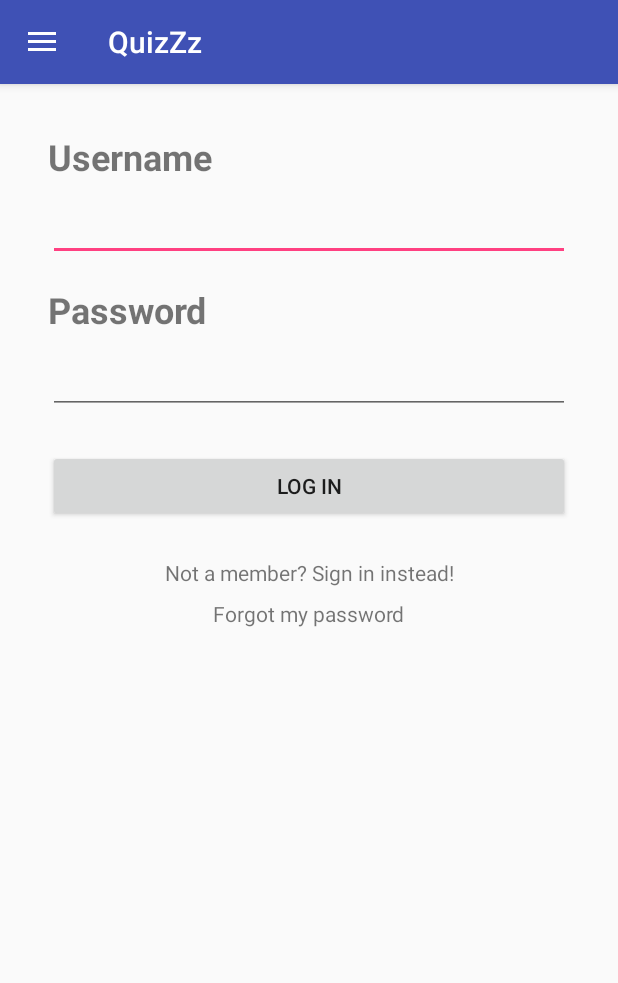
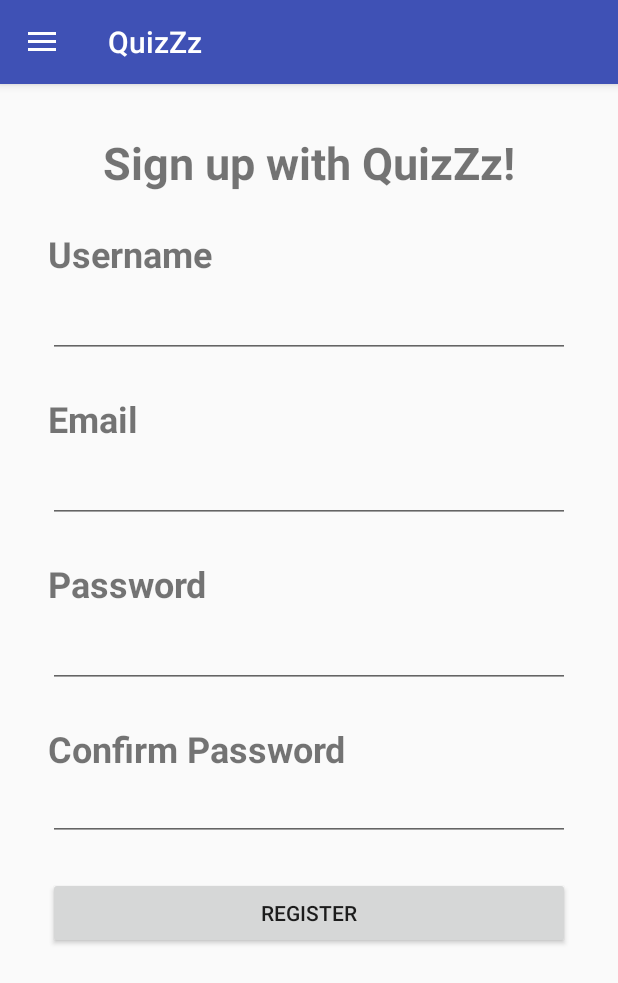
Before and after one commit to oojorgeoo89/QuizZz-Android, an Android app: the fragment LoginFragment placed in its activity, after a tap on "Not a member? Sign in instead!", on a phone screen of 412 x 824 dp. Shown: the top 983 px of the screen. Run offline under Robolectric (Android 15) with nearby library versions, the phone set to English and light mode, and no system bars; our stand-ins replace RxJava; 3 statements that could not run were skipped.

Commit message:
initial sign up screen

```diff
--- a/app/src/main/java/rv/jorge/quizzz/model/User.java
+++ b/app/src/main/java/rv/jorge/quizzz/model/User.java
@@ -32,4 +32,5 @@ public class User {
     public void setUsername(String username) {
         this.username = username;
     }
+
 }
--- a/app/src/main/java/rv/jorge/quizzz/screens/LoginFragment.java
+++ b/app/src/main/java/rv/jorge/quizzz/screens/LoginFragment.java
@@ -59,7 +59,7 @@ public class LoginFragment extends Fragment {
         });
 
         signIn.setOnClickListener(v -> {
-            Toast.makeText(getActivity(), "Sign In Screen not yet implemented", Toast.LENGTH_LONG).show();
+            fragmentUmbrella.addFragmentToStack(new SignupFragment());
         });
 
         forgotPassword.setOnClickListener(v -> {
--- a/app/src/main/java/rv/jorge/quizzz/screens/MainActivity.java
+++ b/app/src/main/java/rv/jorge/quizzz/screens/MainActivity.java
@@ -91,6 +91,7 @@ public class MainActivity extends AppCompatActivity
             swapFragment(new LoginFragment());
         } else if (id == R.id.nav_logout) {
             userService.logout();
+            swapFragment(new HomeFragment());
         }
 
         DrawerLayout drawer = (DrawerLayout) findViewById(R.id.drawer_layout);
--- /dev/null
+++ b/app/src/main/java/rv/jorge/quizzz/screens/SignupFragment.java
@@ -0,0 +1,85 @@
+package rv.jorge.quizzz.screens;
+
+
+import android.app.Fragment;
+import android.os.Bundle;
+import android.support.annotation.Nullable;
+import android.view.LayoutInflater;
+import android.view.View;
+import android.view.ViewGroup;
+import android.widget.Button;
+import android.widget.EditText;
+import android.widget.Toast;
+
+import rv.jorge.quizzz.QuizApplication;
+import rv.jorge.quizzz.R;
+import rv.jorge.quizzz.service.UserService;
+import rv.jorge.quizzz.service.support.HttpConstants;
+
+public class SignupFragment extends Fragment {
+
+    EditText username;
+    EditText email;
+    EditText password;
+    EditText repeatPassword;
+    Button submitSignup;
+
+    @Override
+    public View onCreateView(LayoutInflater inflater, ViewGroup container,
+                             Bundle savedInstanceState) {
+        return inflater.inflate(R.layout.fragment_signup, container, false);
+    }
+
+    @Override
+    public void onViewCreated(View view, @Nullable Bundle savedInstanceState) {
+        super.onViewCreated(view, savedInstanceState);
+
+        UserService userService = QuizApplication.get(getActivity()).getUserService();
+
+        username = (EditText) view.findViewById(R.id.sign_up_username);
+        email = (EditText) view.findViewById(R.id.sign_up_email);
+        password = (EditText) view.findViewById(R.id.sign_up_password);
+        repeatPassword = (EditText) view.findViewById(R.id.sign_up_repeat_password);
+        submitSignup = (Button) view.findViewById(R.id.submit_sign_up);
+
+        submitSignup.setOnClickListener(v -> {
+            if (username.getText().toString().equals("")) {
+                Toast.makeText(getActivity(), getString(R.string.empty_username_warning), Toast.LENGTH_LONG).show();
+                return;
+            }
+
+            if (!android.util.Patterns.EMAIL_ADDRESS.matcher(email.getText().toString()).matches()) {
+                Toast.makeText(getActivity(), getString(R.string.email_wrong_format_warning), Toast.LENGTH_LONG).show();
+                return;
+            }
+
+            if (!password.getText().toString().equals(repeatPassword.getText().toString())) {
+                Toast.makeText(getActivity(), getString(R.string.passwords_dont_match_warning), Toast.LENGTH_LONG).show();
+                return;
+            }
+
+            userService.signup(username.getText().toString(),
+                    email.getText().toString(),
+                    password.getText().toString())
+            .subscribe(response -> {
+
+                switch (response.code()) {
+                    case HttpConstants.OK:
+                    case HttpConstants.CREATED:
+                        Toast.makeText(getActivity(), getString(R.string.signup_successful), Toast.LENGTH_LONG).show();
+                        getActivity().onBackPressed();
+                        break;
+                    case HttpConstants.CONFLICT:
+                        Toast.makeText(getActivity(), getString(R.string.signup_user_exists), Toast.LENGTH_LONG).show();
+                        break;
+                    default:
+                        Toast.makeText(getActivity(), getString(R.string.unknown_error), Toast.LENGTH_LONG).show();
+                }
+
+            }, throwable -> {
+                Toast.makeText(getActivity(), getString(R.string.unknown_error), Toast.LENGTH_LONG).show();
+            });
+
+        });
+    }
+}
--- a/app/src/main/java/rv/jorge/quizzz/service/QuizService.java
+++ b/app/src/main/java/rv/jorge/quizzz/service/QuizService.java
@@ -112,9 +112,8 @@ public class QuizService {
         }
 
         @Override
-        //TODO: Hardcoded User ID
         protected Observable<Page<Quiz>> getObservableQuery(int index) {
-            return quizRetrofitService.getMyQuizzes(1, index);
+            return quizRetrofitService.getMyQuizzes(index);
         }
     }
 
--- a/app/src/main/java/rv/jorge/quizzz/service/UserService.java
+++ b/app/src/main/java/rv/jorge/quizzz/service/UserService.java
@@ -67,6 +67,11 @@ public class UserService {
     }
 
 
+    public Observable<Response<User>> signup(String username, String email, String password) {
+        return userRetrofitService.signup(username, email, password)
+                .subscribeOn(Schedulers.io())
+                .observeOn(AndroidSchedulers.mainThread());
+    }
 
     public void logout() {
         basicAuthInterceptor.clearAuthToken();
@@ -93,4 +98,5 @@ public class UserService {
                 .subscribeOn(Schedulers.io())
                 .observeOn(AndroidSchedulers.mainThread());
     }
+
 }
--- a/app/src/main/java/rv/jorge/quizzz/service/retrofit/QuizRetrofitService.java
+++ b/app/src/main/java/rv/jorge/quizzz/service/retrofit/QuizRetrofitService.java
@@ -20,8 +20,8 @@ public interface QuizRetrofitService {
     @GET(RetrofitService.URL_PREFIX + "/quizzes/{quiz_id}")
     Observable<Response<Quiz>> getQuiz(@Path("quiz_id") long quizId);
 
-    @GET(RetrofitService.URL_PREFIX + "/users/{user_id}/quizzes")
-    Observable<Page<Quiz>> getMyQuizzes(@Path("user_id") long userId, @Query("page") int page);
+    @GET(RetrofitService.URL_PREFIX + "/users/myQuizzes")
+    Observable<Page<Quiz>> getMyQuizzes(@Query("page") int page);
 
     @GET(RetrofitService.URL_PREFIX + "/quizzes")
     Observable<Page<Quiz>> getPublicQuizzes(@Query("page") int page, @Query("published") boolean published);
--- a/app/src/main/java/rv/jorge/quizzz/service/retrofit/RetrofitService.java
+++ b/app/src/main/java/rv/jorge/quizzz/service/retrofit/RetrofitService.java
@@ -22,8 +22,8 @@ public class RetrofitService {
         this.basicAuthInterceptor = basicAuthInterceptor;
 
         Retrofit.Builder retrofitBuilder = new Retrofit.Builder()
-                //.baseUrl("http://10.0.2.2:8080")
-                .baseUrl("http://192.168.1.104:8080")
+                .baseUrl("http://10.0.2.2:8080")
+                //.baseUrl("http://192.168.1.104:8080")
                 .addConverterFactory(GsonConverterFactory.create())
                 .addCallAdapterFactory(RxJava2CallAdapterFactory.create());
 
--- a/app/src/main/java/rv/jorge/quizzz/service/retrofit/UserRetrofitService.java
+++ b/app/src/main/java/rv/jorge/quizzz/service/retrofit/UserRetrofitService.java
@@ -2,7 +2,10 @@ package rv.jorge.quizzz.service.retrofit;
 
 import io.reactivex.Observable;
 import retrofit2.Response;
+import retrofit2.http.Field;
+import retrofit2.http.FormUrlEncoded;
 import retrofit2.http.GET;
+import retrofit2.http.POST;
 import retrofit2.http.Query;
 import rv.jorge.quizzz.model.User;
 
@@ -16,4 +19,8 @@ public interface UserRetrofitService {
 
     @GET(RetrofitService.URL_PREFIX + "/users/forgotPassword")
     Observable<Response<User>> forgotMyPassword(@Query("email") String email);
+
+    @FormUrlEncoded
+    @POST(RetrofitService.URL_PREFIX + "/users/registration")
+    Observable<Response<User>> signup(@Field("username") String username, @Field("email") String email, @Field("password") String password);
 }
--- a/app/src/main/java/rv/jorge/quizzz/service/support/HttpConstants.java
+++ b/app/src/main/java/rv/jorge/quizzz/service/support/HttpConstants.java
@@ -5,7 +5,11 @@ package rv.jorge.quizzz.service.support;
  */
 
 public class HttpConstants {
+
     public static final int OK = 200;
+    public static final int CREATED = 201;
+
     public static final int NOT_FOUND = 404;
-    public static final int CREATED = 201;
+    public static final int CONFLICT = 409;
+
 }
--- /dev/null
+++ b/app/src/main/res/layout/fragment_signup.xml
@@ -0,0 +1,130 @@
+<ScrollView xmlns:android="http://schemas.android.com/apk/res/android"
+    xmlns:app="http://schemas.android.com/apk/res-auto"
+    xmlns:tools="http://schemas.android.com/tools"
+    android:layout_width="match_parent"
+    android:layout_height="match_parent"
+    tools:context="rv.jorge.quizzz.screens.SignupFragment">
+
+    <android.support.constraint.ConstraintLayout
+        android:layout_width="match_parent"
+        android:layout_height="match_parent">
+
+        <TextView
+            android:id="@+id/sign_up_label_title"
+            android:layout_width="wrap_content"
+            android:layout_height="wrap_content"
+            android:layout_marginEnd="8dp"
+            android:layout_marginStart="8dp"
+            android:layout_marginTop="24dp"
+            android:text="@string/sign_up_label_title"
+            android:textSize="30sp"
+            android:textStyle="bold"
+            app:layout_constraintEnd_toEndOf="parent"
+            app:layout_constraintStart_toStartOf="parent"
+            app:layout_constraintTop_toTopOf="parent" />
+
+        <TextView
+            android:id="@+id/sign_up_username_label"
+            android:layout_width="wrap_content"
+            android:layout_height="wrap_content"
+            android:layout_marginStart="24dp"
+            android:layout_marginTop="24dp"
+            android:text="@string/sign_up_username_label"
+            android:textSize="24sp"
+            android:textStyle="bold"
+            app:layout_constraintStart_toStartOf="parent"
+            app:layout_constraintTop_toBottomOf="@id/sign_up_label_title" />
+
+        <EditText
+            android:id="@+id/sign_up_username"
+            android:layout_width="0dp"
+            android:layout_height="wrap_content"
+            android:layout_marginEnd="24dp"
+            android:layout_marginTop="8dp"
+            app:layout_constraintEnd_toEndOf="parent"
+            app:layout_constraintStart_toStartOf="@id/sign_up_username_label"
+            app:layout_constraintTop_toBottomOf="@id/sign_up_username_label" />
+
+        <TextView
+            android:id="@+id/sign_up_email_label"
+            android:layout_width="wrap_content"
+            android:layout_height="wrap_content"
+            android:layout_marginStart="24dp"
+            android:layout_marginTop="24dp"
+            android:text="@string/sign_up_email_label"
+            android:textSize="24sp"
+            android:textStyle="bold"
+            app:layout_constraintStart_toStartOf="parent"
+            app:layout_constraintTop_toBottomOf="@id/sign_up_username" />
+
+        <EditText
+            android:id="@+id/sign_up_email"
+            android:layout_width="0dp"
+            android:layout_height="wrap_content"
+            android:layout_marginEnd="24dp"
+            android:layout_marginTop="8dp"
+            app:layout_constraintEnd_toEndOf="parent"
+            app:layout_constraintStart_toStartOf="@id/sign_up_email_label"
+            app:layout_constraintTop_toBottomOf="@id/sign_up_email_label" />
+
+        <TextView
+            android:id="@+id/sign_up_password_label"
+            android:layout_width="wrap_content"
+            android:layout_height="wrap_content"
+            android:layout_marginStart="24dp"
+            android:layout_marginTop="24dp"
+            android:text="@string/sign_up_password_label"
+            android:textSize="24sp"
+            android:textStyle="bold"
+            app:layout_constraintStart_toStartOf="parent"
+            app:layout_constraintTop_toBottomOf="@id/sign_up_email" />
+
+        <EditText
+            android:id="@+id/sign_up_password"
+            android:layout_width="0dp"
+            android:layout_height="wrap_content"
+            android:layout_marginEnd="24dp"
+            android:layout_marginTop="8dp"
+            android:inputType="textPassword"
+            app:layout_constraintEnd_toEndOf="parent"
+            app:layout_constraintStart_toStartOf="@id/sign_up_password_label"
+            app:layout_constraintTop_toBottomOf="@id/sign_up_password_label" />
+
+        <TextView
+            android:id="@+id/sign_up_repeat_password_label"
+            android:layout_width="wrap_content"
+            android:layout_height="wrap_content"
+            android:layout_marginStart="24dp"
+            android:layout_marginTop="24dp"
+            android:text="@string/sign_up_repeat_password_label"
+            android:textSize="24sp"
+            android:textStyle="bold"
+            app:layout_constraintStart_toStartOf="parent"
+            app:layout_constraintTop_toBottomOf="@id/sign_up_password" />
+
+        <EditText
+            android:id="@+id/sign_up_repeat_password"
+            android:layout_width="0dp"
+            android:layout_height="wrap_content"
+            android:layout_marginEnd="24dp"
+            android:inputType="textPassword"
+            app:layout_constraintEnd_toEndOf="parent"
+            app:layout_constraintHorizontal_bias="0.333"
+            app:layout_constraintStart_toStartOf="@id/sign_up_repeat_password_label"
+            app:layout_constraintTop_toBottomOf="@id/sign_up_repeat_password_label" />
+
+        <Button
+            android:id="@+id/submit_sign_up"
+            android:layout_width="0dp"
+            android:layout_height="wrap_content"
+            android:layout_marginEnd="24dp"
+            android:layout_marginStart="24dp"
+            android:layout_marginTop="24dp"
+            android:text="@string/sign_up_submit"
+            app:layout_constraintEnd_toEndOf="parent"
+            app:layout_constraintStart_toStartOf="parent"
+            app:layout_constraintTop_toBottomOf="@+id/sign_up_repeat_password" />
+
+    </android.support.constraint.ConstraintLayout>
+
+</ScrollView>
--- a/app/src/main/res/values/strings.xml
+++ b/app/src/main/res/values/strings.xml
@@ -37,5 +37,20 @@
     <string name="saved_quiz">Quiz saved</string>
     <string name="general_failure">Unkown error</string>
 
+    <!-- TODO: Remove or change this placeholder text -->
+    <string name="hello_blank_fragment">Hello blank fragment</string>
+    <string name="sign_up_label_title">Sign up with QuizZz!</string>
+    <string name="sign_up_username_label">Username</string>
+    <string name="sign_up_submit">Register</string>
+    <string name="sign_up_email_label">Email</string>
+    <string name="sign_up_password_label">Password</string>
+    <string name="sign_up_repeat_password_label">Confirm Password</string>
+    <string name="signup_successful">Almost there! You will soon receive a confirmation email</string>
+    <string name="signup_user_exists">The email is already in use</string>
+    <string name="unknown_error">Unkown error</string>
+    <string name="passwords_dont_match_warning">Passwords don\'t match</string>
+    <string name="email_wrong_format_warning">Please, enter a valid email</string>
+    <string name="empty_username_warning">Please, enter a username</string>
+
 
 </resources>
```
